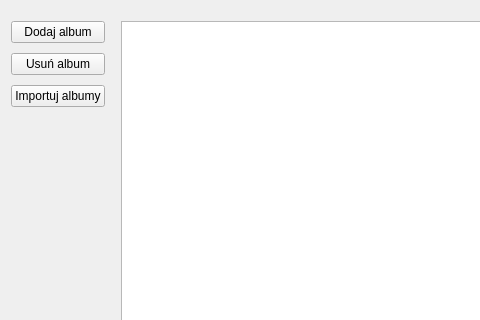
Old version of the form musicapp.ui in the repository suwka/musicapp; both pictures show x 0 to 480 and y 0 to 320 of the 642 by 414 pixel window.
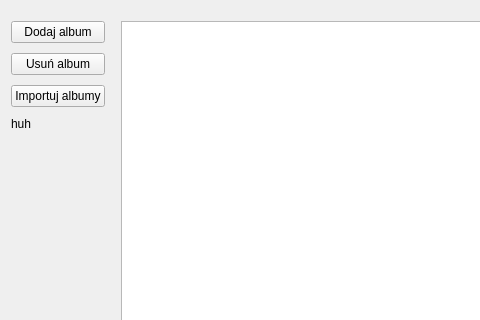
New version of the form.

```diff
--- a/musicapp.ui
+++ b/musicapp.ui
@@ -61,6 +61,13 @@
           </property>
          </widget>
         </item>
+        <item>
+         <widget class="QLabel" name="testLabel">
+          <property name="text">
+           <string>huh</string>
+          </property>
+         </widget>
+        </item>
         <item>
          <spacer name="verticalSpacer">
           <property name="orientation">
```
